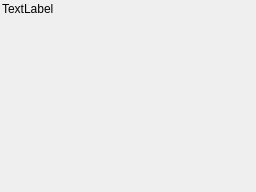
This is src/plugins/rostersview/rostertooltip.ui in silvansky/Contacts as Qt 5 draws it before an edit. The edited form follows.
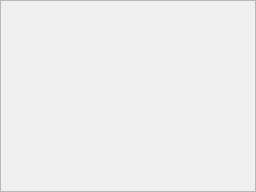
This is the edited form.

```diff
--- a/src/plugins/rostersview/rostertooltip.ui
+++ b/src/plugins/rostersview/rostertooltip.ui
@@ -13,17 +13,32 @@
   <property name="windowTitle">
    <string>Form</string>
   </property>
-  <layout class="QVBoxLayout" name="verticalLayout">
+  <layout class="QHBoxLayout" name="horizontalLayout">
    <property name="spacing">
-    <number>2</number>
+    <number>1</number>
    </property>
    <property name="margin">
+    <number>0</number>
+   </property>
+   <item>
+    <widget class="QFrame" name="frame">
+     <property name="frameShape">
+      <enum>QFrame::StyledPanel</enum>
+     </property>
+     <property name="frameShadow">
+      <enum>QFrame::Raised</enum>
+     </property>
+     <layout class="QHBoxLayout" name="horizontalLayout_2">
+      <property name="spacing">
     <number>2</number>
    </property>
+      <property name="margin">
+       <number>0</number>
+      </property>
    <item>
     <widget class="QLabel" name="userInfo">
      <property name="text">
-      <string>TextLabel</string>
+         <string/>
      </property>
      <property name="alignment">
       <set>Qt::AlignLeading|Qt::AlignLeft|Qt::AlignTop</set>
@@ -31,6 +46,9 @@
      <property name="openExternalLinks">
       <bool>true</bool>
      </property>
+       </widget>
+      </item>
+     </layout>
     </widget>
    </item>
   </layout>
```
Left out of the diff: 6 changed lines with no effect on the pictures. Lines whose indentation alone changed are shown as unchanged.
